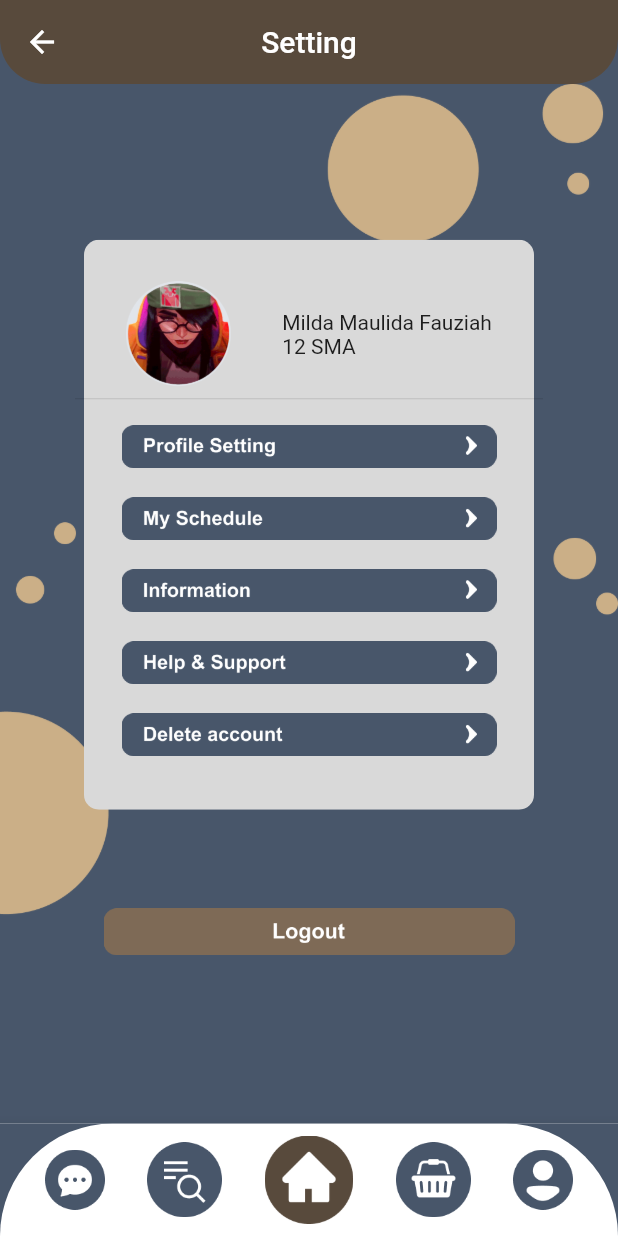
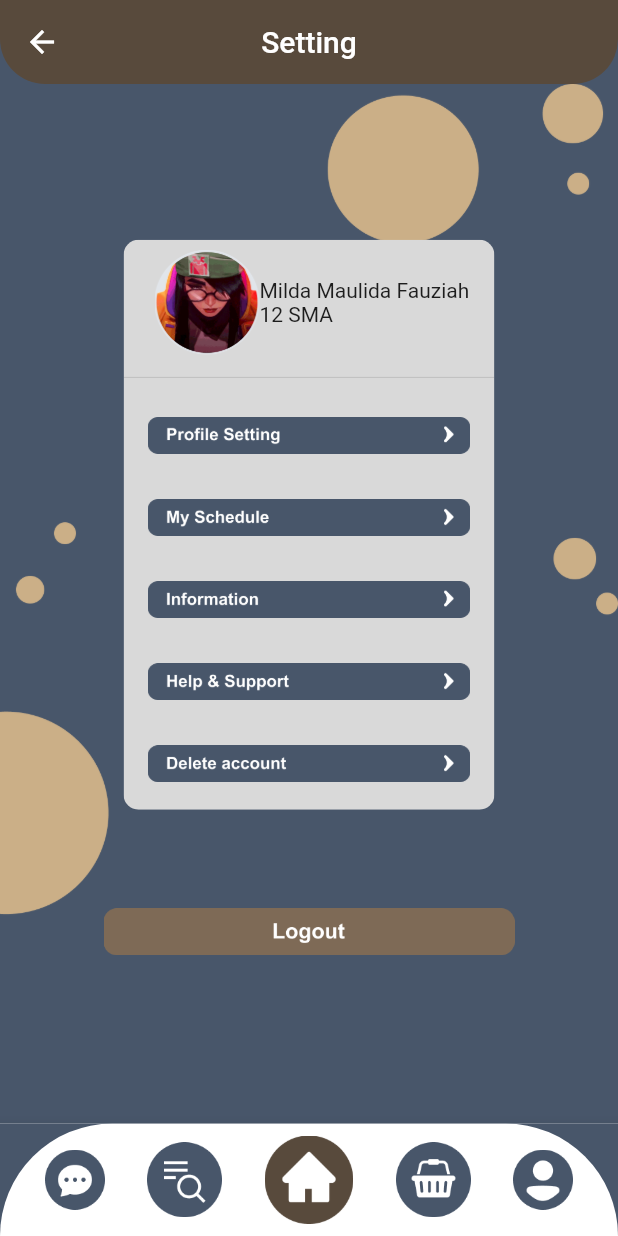
Before and after one commit to fauziahmilda/Aplikasi-GuruPrivate-Online, a Flutter app: the SettingView screen opened by its route, on a phone screen of 412 x 824 dp. Run offline on Flutter 3.47's test engine with Material 2 defaults, Android fonts, the phone set to English and light mode, and no system bars; our stand-ins replace get.

Commit message:
setting page update5

```diff
--- a/lib/app/modules/home/views/home_view.dart
+++ b/lib/app/modules/home/views/home_view.dart
@@ -40,13 +40,14 @@ class HomeView extends GetView<HomeController> {
           children: [
             Container(
               color: Color(0xFFD9D9D9),
+              width: Get.width * 100 / 100,
               height: 75,
             ),
             ClipRRect(
               borderRadius: BorderRadius.only(
                   topLeft: Radius.circular(80), topRight: Radius.circular(80)),
               child: Container(
-                width: Get.width,
+                width: Get.width * 100 / 100,
                 height: 75,
                 color: Colors.white,
                 child: Padding(
--- a/lib/app/modules/profile/controllers/profile_controller.dart
+++ b/lib/app/modules/profile/controllers/profile_controller.dart
@@ -1,4 +1,4 @@
-import 'dart:ffi';
+// import 'dart:ffi';
 
 import 'package:flutter/cupertino.dart';
 import 'package:get/get.dart';
--- a/lib/app/modules/profile/views/profile_view.dart
+++ b/lib/app/modules/profile/views/profile_view.dart
@@ -77,6 +77,7 @@ class ProfileView extends GetView<ProfileController> {
             children: [
               Container(
                 color: Color(0xFFD9D9D9),
+                width: Get.width * 100 / 100,
                 height: 75,
               ),
               ClipRRect(
--- a/lib/app/modules/search/views/search_view.dart
+++ b/lib/app/modules/search/views/search_view.dart
@@ -33,6 +33,7 @@ class SearchView extends GetView<SearchController> {
             children: [
               Container(
                 color: Color(0xFFD9D9D9),
+                width: Get.width * 100 / 100,
                 height: 75,
               ),
               ClipRRect(
--- a/lib/app/modules/setting/views/setting_view.dart
+++ b/lib/app/modules/setting/views/setting_view.dart
@@ -29,6 +29,7 @@ class SettingView extends GetView<SettingController> {
             children: [
               Container(
                 color: Color(0xFF48566A),
+                width: Get.width * 100 / 100,
                 height: 75,
               ),
               ClipRRect(
@@ -106,8 +107,83 @@ class SettingView extends GetView<SettingController> {
                             borderRadius: BorderRadius.all(Radius.circular(10)),
                             child: Container(
                               color: Color(0xFFD9D9D9),
-                              width: 300,
+                              width: Get.width * 60 / 100,
                               height: 380,
+                              child: Column(
+                                mainAxisAlignment:
+                                    MainAxisAlignment.spaceEvenly,
+                                children: [
+                                  Container(
+                                    width: Get.width * 50 / 100,
+                                    child: Row(
+                                      mainAxisAlignment:
+                                          MainAxisAlignment.spaceEvenly,
+                                      children: [
+                                        Container(
+                                          child: Image.asset(
+                                            "assets/images/dira.png",
+                                            width: 70,
+                                          ),
+                                        ),
+                                        Column(
+                                          mainAxisAlignment:
+                                              MainAxisAlignment.spaceEvenly,
+                                          crossAxisAlignment:
+                                              CrossAxisAlignment.start,
+                                          children: [
+                                            Text(
+                                              "Milda Maulida Fauziah",
+                                              style: TextStyle(),
+                                            ),
+                                            Text("12 SMA")
+                                          ],
+                                        ),
+                                      ],
+                                    ),
+                                  ),
+                                  Divider(),
+                                  FlatButton(
+                                    onPressed: () =>
+                                        Get.offAllNamed(Routes.PROFILE),
+                                    child: Image.asset(
+                                      "assets/buttons/s1.png",
+                                      width: 250,
+                                    ),
+                                  ),
+                                  FlatButton(
+                                    onPressed: () =>
+                                        Get.offAllNamed(Routes.PROFILE),
+                                    child: Image.asset(
+                                      "assets/buttons/s2.png",
+                                      width: 250,
+                                    ),
+                                  ),
+                                  FlatButton(
+                                    onPressed: () =>
+                                        Get.offAllNamed(Routes.PROFILE),
+                                    child: Image.asset(
+                                      "assets/buttons/s3.png",
+                                      width: 250,
+                                    ),
+                                  ),
+                                  FlatButton(
+                                    onPressed: () =>
+                                        Get.offAllNamed(Routes.PROFILE),
+                                    child: Image.asset(
+                                      "assets/buttons/s4.png",
+                                      width: 250,
+                                    ),
+                                  ),
+                                  FlatButton(
+                                    onPressed: () =>
+                                        Get.offAllNamed(Routes.PROFILE),
+                                    child: Image.asset(
+                                      "assets/buttons/s5.png",
+                                      width: 250,
+                                    ),
+                                  ),
+                                ],
+                              ),
                             ),
                           ),
                           FlatButton(
@@ -119,76 +195,6 @@ class SettingView extends GetView<SettingController> {
                         ],
                       ),
                     ),
-                    //bagian atas yg ada gambar sama tulisan2
-                    Padding(
-                      padding: const EdgeInsets.symmetric(
-                          horizontal: 50, vertical: 85),
-                      child: Column(
-                        children: [
-                          //nama dan foto
-                          Row(
-                            mainAxisAlignment: MainAxisAlignment.spaceEvenly,
-                            children: [
-                              Container(
-                                child: Image.asset(
-                                  "assets/images/dira.png",
-                                  width: 70,
-                                ),
-                              ),
-                              Column(
-                                mainAxisAlignment:
-                                    MainAxisAlignment.spaceEvenly,
-                                crossAxisAlignment: CrossAxisAlignment.start,
-                                children: [
-                                  Text(
-                                    "Milda Maulida Fauziah",
-                                    style: TextStyle(),
-                                  ),
-                                  Text("12 SMA")
-                                ],
-                              )
-                            ],
-                          ),
-                          //icon2
-                          Divider(),
-                          FlatButton(
-                            onPressed: () => Get.offAllNamed(Routes.PROFILE),
-                            child: Image.asset(
-                              "assets/buttons/s1.png",
-                              width: 250,
-                            ),
-                          ),
-                          FlatButton(
-                            onPressed: () => Get.offAllNamed(Routes.PROFILE),
-                            child: Image.asset(
-                              "assets/buttons/s2.png",
-                              width: 250,
-                            ),
-                          ),
-                          FlatButton(
-                            onPressed: () => Get.offAllNamed(Routes.PROFILE),
-                            child: Image.asset(
-                              "assets/buttons/s3.png",
-                              width: 250,
-                            ),
-                          ),
-                          FlatButton(
-                            onPressed: () => Get.offAllNamed(Routes.PROFILE),
-                            child: Image.asset(
-                              "assets/buttons/s4.png",
-                              width: 250,
-                            ),
-                          ),
-                          FlatButton(
-                            onPressed: () => Get.offAllNamed(Routes.PROFILE),
-                            child: Image.asset(
-                              "assets/buttons/s5.png",
-                              width: 250,
-                            ),
-                          ),
-                        ],
-                      ),
-                    )
                   ],
                 ),
               ),
```
Also changed, not shown: lib/app/modules/cart/views/cart_view.dart (+1 -10 lines).
